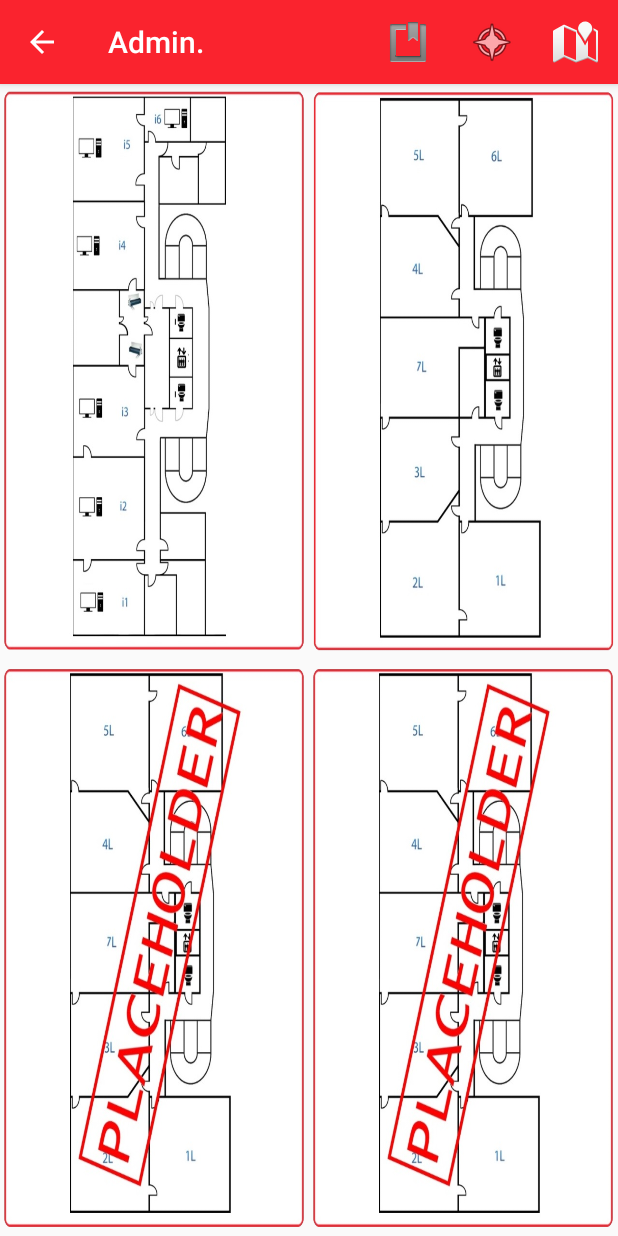
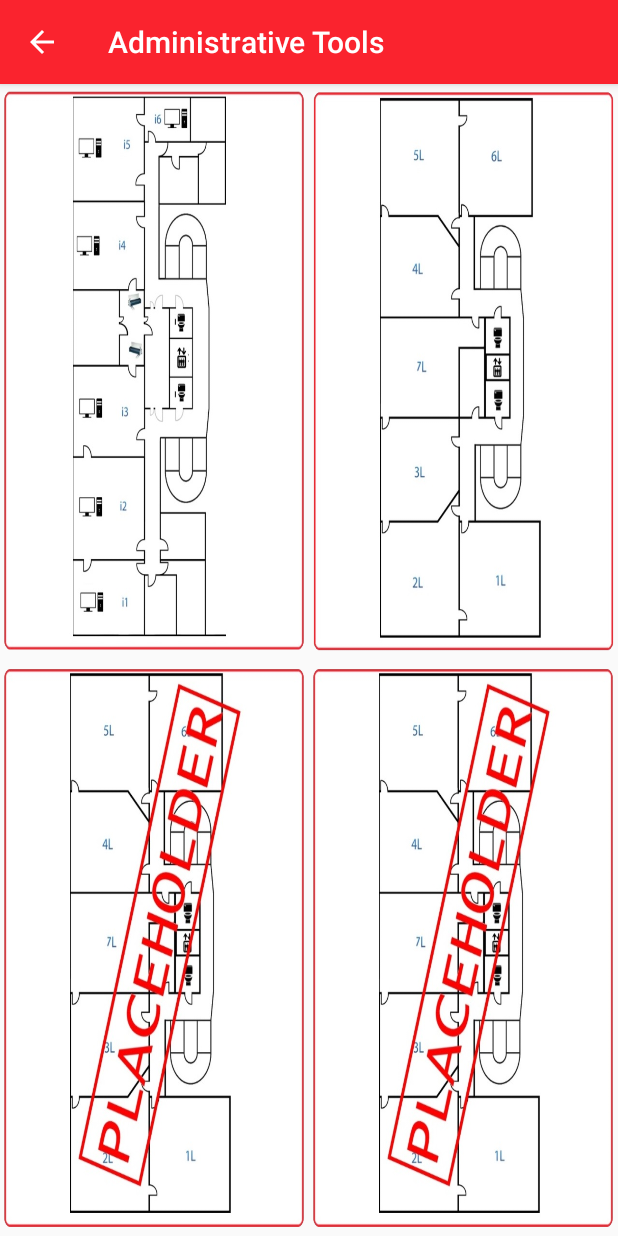
Before and after one commit to anthonyprudhomme/AugmentEPF_mobile_app, an Android app: the AdminActivity screen opened directly, with no data from a screen before it, on a phone screen of 412 x 824 dp. Run offline under Robolectric (Android 15) with nearby library versions, the phone set to English and light mode, and no system bars.

Commit message:
Admin editing activities added

```diff
--- a/AugmentEPF/app/build.gradle
+++ b/AugmentEPF/app/build.gradle
@@ -24,13 +24,13 @@ dependencies {
     androidTestCompile('com.android.support.test.espresso:espresso-core:2.2.2', {
         exclude group: 'com.android.support', module: 'support-annotations'
     })
+    compile 'org.altbeacon:android-beacon-library:2.+'
     compile 'com.android.support:appcompat-v7:25.3.1'
     compile 'com.android.support.constraint:constraint-layout:1.0.2'
     compile 'org.altbeacon:android-beacon-library:2.+'
     compile 'com.android.support:cardview-v7:25.1.1'
     compile 'com.squareup.okhttp3:okhttp:3.8.0'
     compile 'com.android.support:support-v4:25.3.1'
-    compile 'org.altbeacon:android-beacon-library:2.+'
     compile 'com.android.support:design:25.3.1'
     testCompile 'junit:junit:4.12'
 }
--- a/AugmentEPF/app/src/main/res/layout/activity_admin.xml
+++ b/AugmentEPF/app/src/main/res/layout/activity_admin.xml
@@ -1,39 +1,40 @@
 <?xml version="1.0" encoding="utf-8"?>
-<LinearLayout xmlns:android="http://schemas.android.com/apk/res/android"
+<TableLayout
+    xmlns:android="http://schemas.android.com/apk/res/android"
     xmlns:app="http://schemas.android.com/apk/res-auto"
     xmlns:tools="http://schemas.android.com/tools"
     android:layout_width="match_parent"
     android:layout_height="match_parent"
     tools:context="com.filiereticsa.arc.augmentepf.activities.AdminActivity">
 
-<TableLayout
-    android:layout_width="match_parent"
-    android:layout_height="match_parent">
     <TableRow android:layout_weight="1">
-        <ImageButton
+        <Button
             android:layout_width="0dp"
             android:layout_weight="1"
             android:layout_height="match_parent"
-            android:background="@drawable/floor2_admin"/>
-        <ImageButton
+            android:background="@drawable/floor2_admin"
+            android:onClick="onFloor1Click"/>
+        <Button
             android:layout_width="0dp"
             android:layout_weight="1"
             android:layout_height="match_parent"
-            android:background="@drawable/floor1_admin"/>
+            android:background="@drawable/floor1_admin"
+            android:onClick="onFloor2Click"/>
     </TableRow>
     <TableRow android:layout_weight="1"
         android:layout_height="match_parent">
-        <ImageButton
+        <Button
             android:layout_width="0dp"
             android:layout_weight="1"
             android:layout_height="match_parent"
-            android:background="@drawable/floor_admin"/>
-        <ImageButton
+            android:background="@drawable/floor_admin"
+            android:onClick="onFloor3Click"/>
+        <Button
             android:layout_width="0dp"
             android:layout_weight="1"
             android:layout_height="match_parent"
-            android:background="@drawable/floor_admin"/>
+            android:background="@drawable/floor_admin"
+            android:onClick="onFloor4Click"/>
     </TableRow>
+
 </TableLayout>
-
-</LinearLayout>
--- a/AugmentEPF/app/src/main/res/menu/admin_menu.xml
+++ /dev/null
@@ -1,20 +0,0 @@
-<?xml version="1.0" encoding="utf-8"?>
-<menu xmlns:android="http://schemas.android.com/apk/res/android"
-    xmlns:app="http://schemas.android.com/apk/res-auto">
-    <item
-        android:id="@+id/action_romm"
-        android:icon="@android:drawable/ic_input_get"
-        android:title="Edit Rooms"
-        app:showAsAction="always" />
-    <item
-        android:id="@+id/action_beacon"
-        android:icon="@android:drawable/ic_menu_compass"
-        android:title="Edit Beacons"
-        app:showAsAction="always" />
-    <item
-        android:id="@+id/action_poi"
-        android:icon="@android:drawable/ic_dialog_map"
-        android:title="Edit PoIs"
-        app:showAsAction="always" />
-
-</menu>
--- a/AugmentEPF/app/src/main/res/values/strings.xml
+++ b/AugmentEPF/app/src/main/res/values/strings.xml
@@ -159,4 +159,5 @@
     <string name="nav_parameters">Navigation parameters</string>
     <string name="action_settings">Settings</string>
     <string name="fullscreen">FullScreen</string>
+    <string name="admin_activity_title">Administrative Tools</string>
 </resources>
```
Also changed, not shown: AugmentEPF/app/src/main/AndroidManifest.xml (+9 -9 lines), AugmentEPF/app/src/main/java/com/filiereticsa/arc/augmentepf/activities/AdminActivity.java (+30 -12 lines), AugmentEPF/app/src/main/java/com/filiereticsa/arc/augmentepf/activities/AdminEditActivity.java (added, +56 -0 lines), AugmentEPF/app/src/main/res/layout/activity_admin_edit.xml (added, +51 -0 lines).
